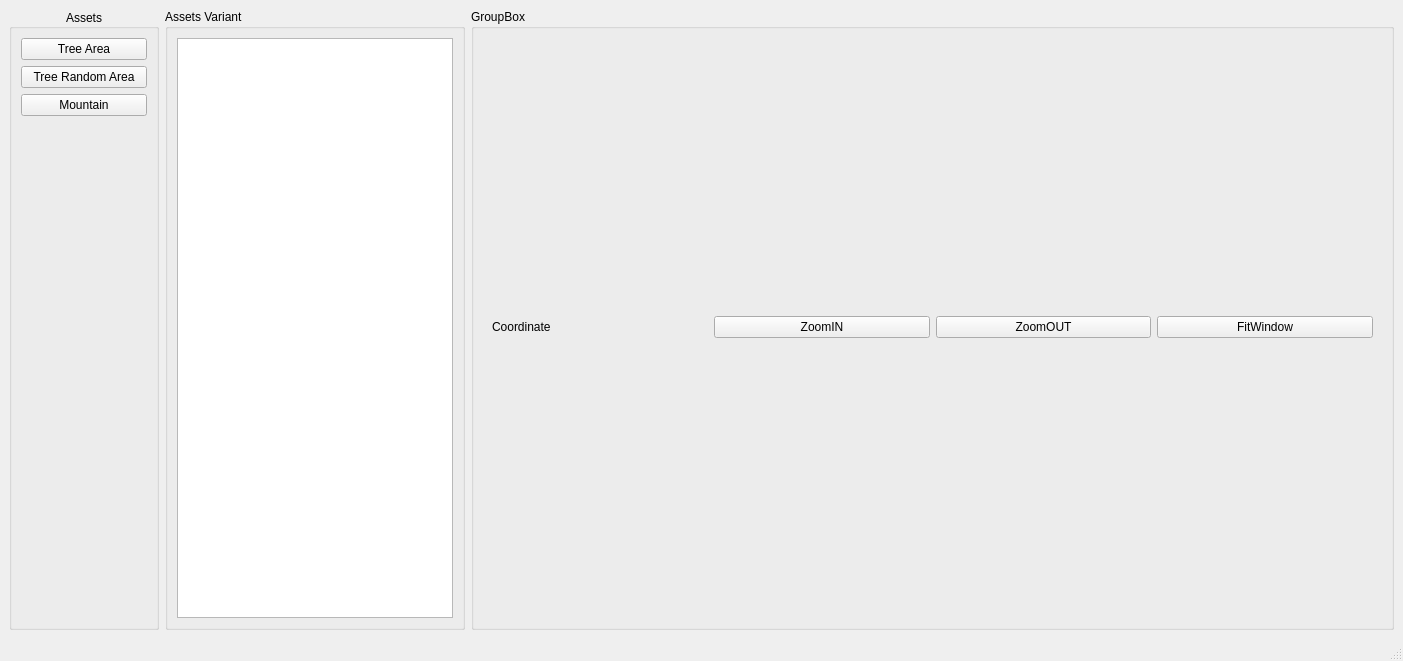
Qt form mainwindow.ui (CMLDMR/romCityCreator) before a commit.
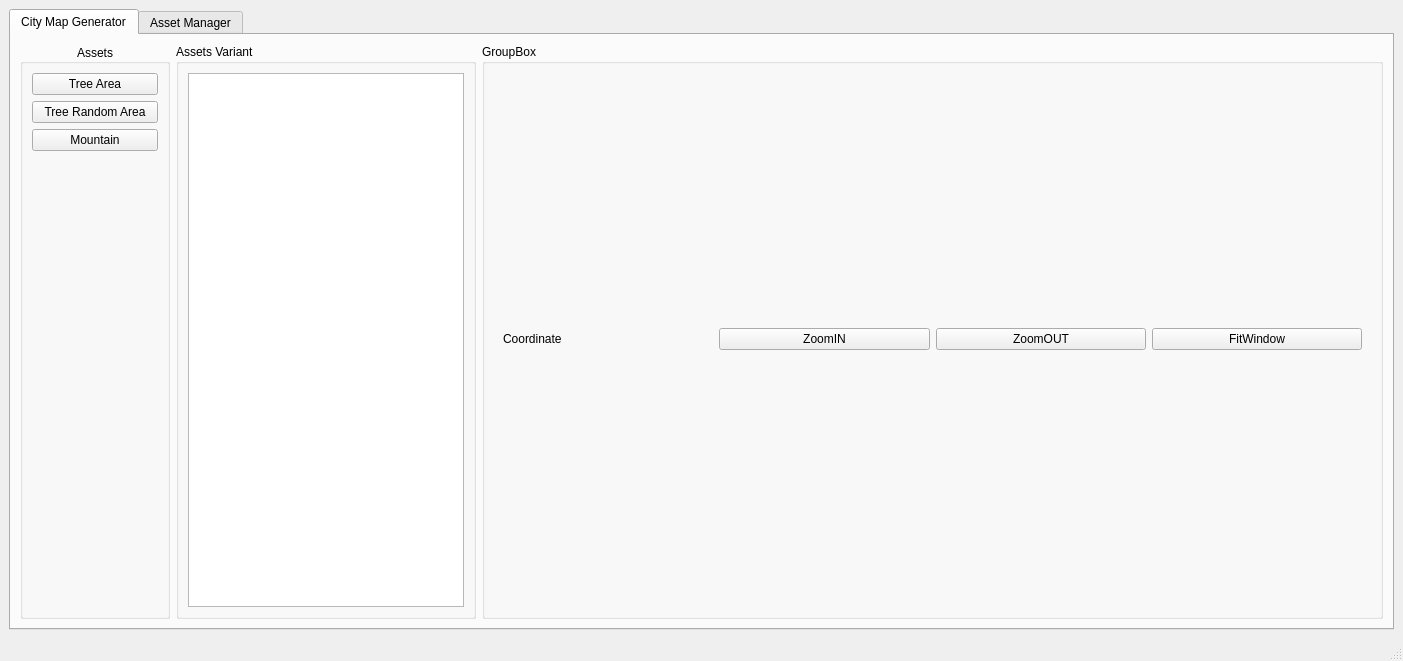
The same form after that commit. The open tabs and pages were chosen to show the change.

What changed in the file:
```diff
--- a/mainwindow.ui
+++ b/mainwindow.ui
@@ -14,6 +14,16 @@
    <string>MainWindow</string>
   </property>
   <widget class="QWidget" name="centralwidget">
+   <layout class="QHBoxLayout" name="horizontalLayout_3">
+    <item>
+     <widget class="QTabWidget" name="tabWidget">
+      <property name="currentIndex">
+       <number>1</number>
+      </property>
+      <widget class="QWidget" name="tab">
+       <attribute name="title">
+        <string>City Map Generator</string>
+       </attribute>
    <layout class="QHBoxLayout" name="horizontalLayout">
     <item>
      <widget class="QGroupBox" name="groupBox_2">
@@ -190,6 +200,15 @@
         </widget>
        </item>
       </layout>
+         </widget>
+        </item>
+       </layout>
+      </widget>
+      <widget class="QWidget" name="tab_2">
+       <attribute name="title">
+        <string>Asset Manager</string>
+       </attribute>
+      </widget>
      </widget>
     </item>
    </layout>
```
Lines whose indentation alone changed are shown as unchanged.
